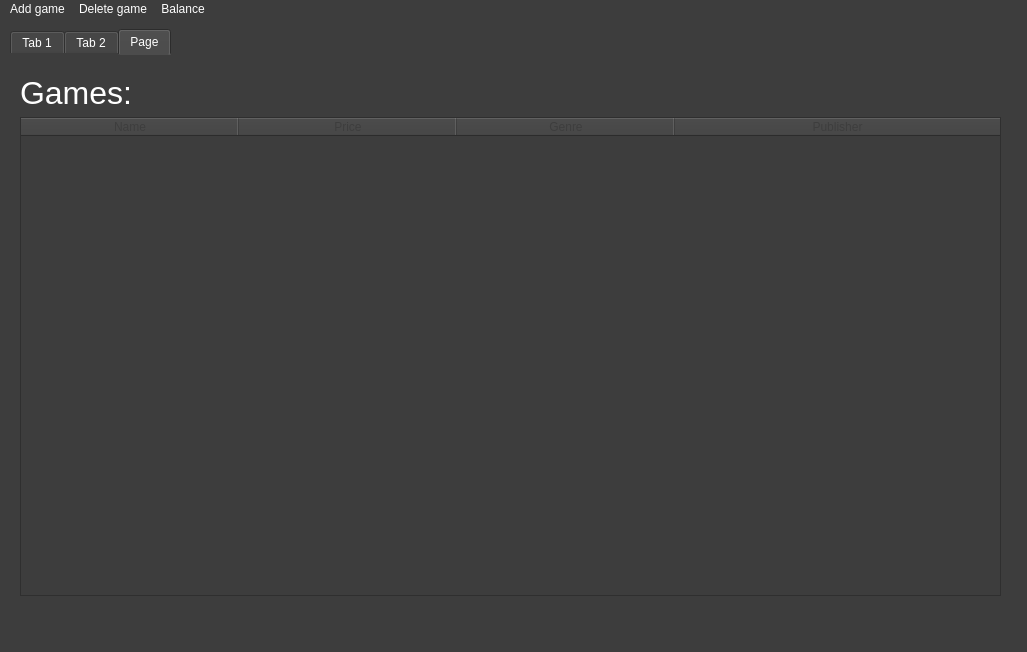
Old version of the form mainwindow.ui in the repository EvgTer/exam.
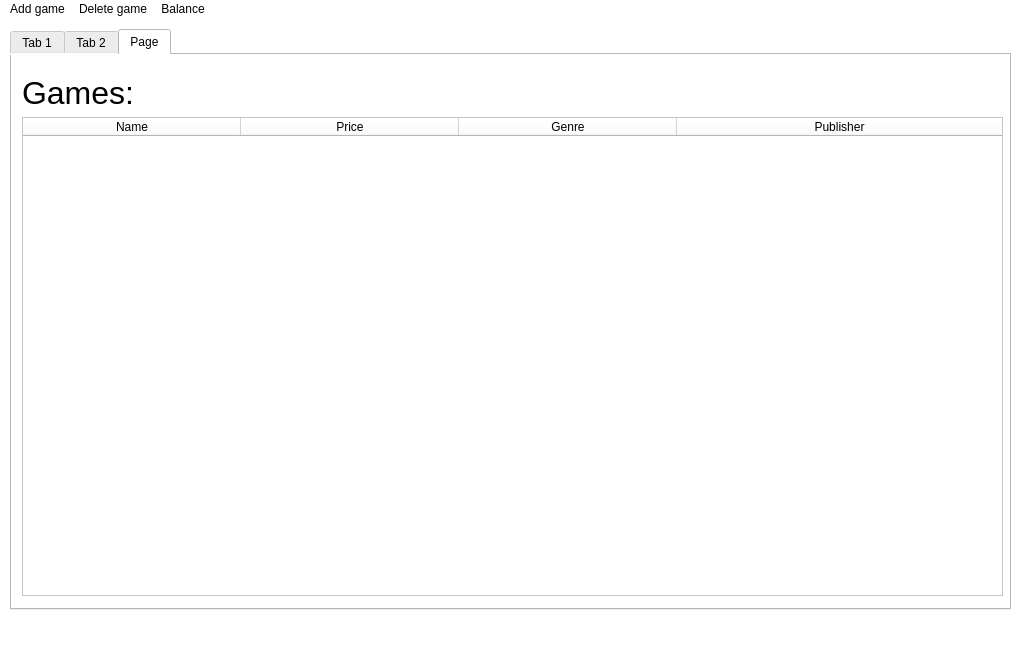
New version of the form. The open tabs and pages were chosen to show the change.

The edit to the form file:
```diff
--- a/mainwindow.ui
+++ b/mainwindow.ui
@@ -14,8 +14,8 @@
    <string>MainWindow</string>
   </property>
   <property name="styleSheet">
-   <string notr="true">background-color: rgb(61, 61, 61);
-color: rgb(255, 255, 255);
+   <string notr="true">background-color: white;
+color: black;
 </string>
   </property>
   <widget class="QWidget" name="centralwidget">
@@ -32,13 +32,9 @@
      <string>&lt;html&gt;&lt;head/&gt;&lt;body&gt;&lt;p&gt;Home&lt;/p&gt;&lt;/body&gt;&lt;/html&gt;</string>
     </property>
     <property name="styleSheet">
-     <string notr="true">color: rgb(255, 255, 255);
-border-top-color: rgb(61, 61, 61);
-background-color: rgb(61, 61, 61);
-border-color: rgb(61, 61, 61);
-selection-background-color: rgb(61, 61, 61);
-background-color: rgb(61, 61, 61);
-selection-background-color: rgb(61, 61, 61);</string>
+     <string notr="true">color: rgb(0,0,0);
+background-color: rgb(255,255,255);
+</string>
     </property>
     <property name="currentIndex">
      <number>0</number>
@@ -273,8 +269,9 @@
        <item>
         <widget class="QTableWidget" name="tableWidget_store">
          <property name="styleSheet">
-          <string notr="true">background-color: rgb(61, 61, 61);
-color: rgb(61, 61, 61);</string>
+          <string notr="true">background-color: rgb(255,255,255);
+color: rgb(0,0,0);
+</string>
          </property>
          <attribute name="horizontalHeaderDefaultSectionSize">
           <number>218</number>
@@ -286,21 +283,64 @@
           <property name="text">
            <string>Name</string>
           </property>
+          <property name="background">
+           <color>
+            <red>61</red>
+            <green>61</green>
+            <blue>61</blue>
+           </color>
+          </property>
+          <property name="foreground">
+           <brush brushstyle="NoBrush">
+            <color alpha="255">
+             <red>255</red>
+             <green>255</green>
+             <blue>255</blue>
+            </color>
+           </brush>
+          </property>
          </column>
          <column>
           <property name="text">
            <string>Price</string>
           </property>
+          <property name="foreground">
+           <brush brushstyle="NoBrush">
+            <color alpha="255">
+             <red>0</red>
+             <green>0</green>
+             <blue>0</blue>
+            </color>
+           </brush>
+          </property>
          </column>
          <column>
           <property name="text">
            <string>Genre</string>
           </property>
+          <property name="foreground">
+           <brush brushstyle="NoBrush">
+            <color alpha="255">
+             <red>0</red>
+             <green>0</green>
+             <blue>0</blue>
+            </color>
+           </brush>
+          </property>
          </column>
          <column>
           <property name="text">
            <string>Publisher</string>
           </property>
+          <property name="foreground">
+           <brush brushstyle="NoBrush">
+            <color alpha="255">
+             <red>0</red>
+             <green>0</green>
+             <blue>0</blue>
+            </color>
+           </brush>
+          </property>
          </column>
         </widget>
        </item>
```
Left out of the diff: 6 changed lines with no effect on the pictures.
